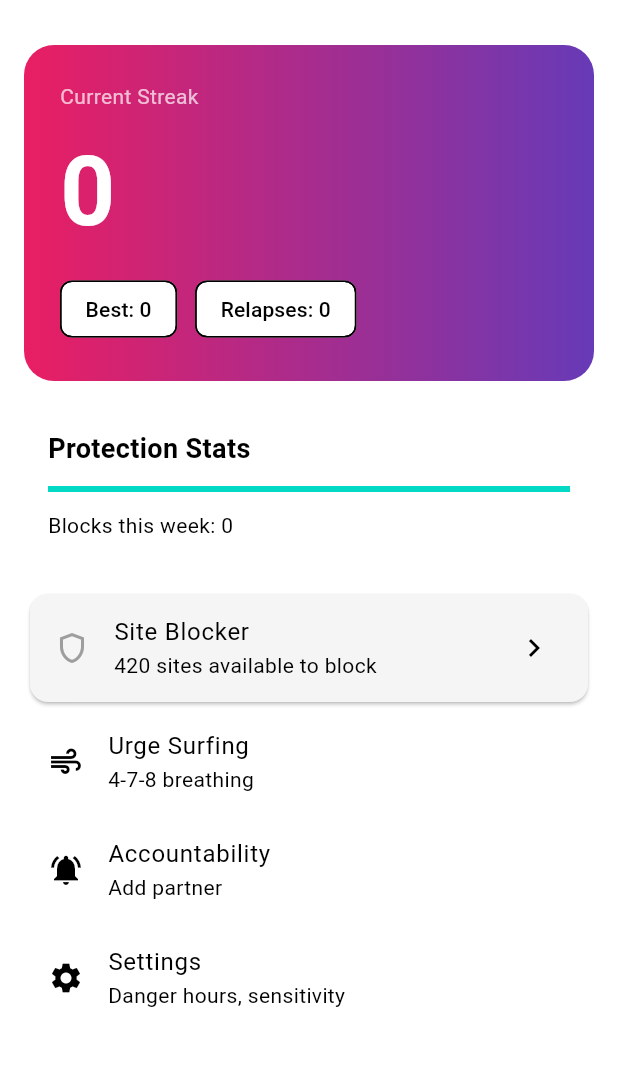
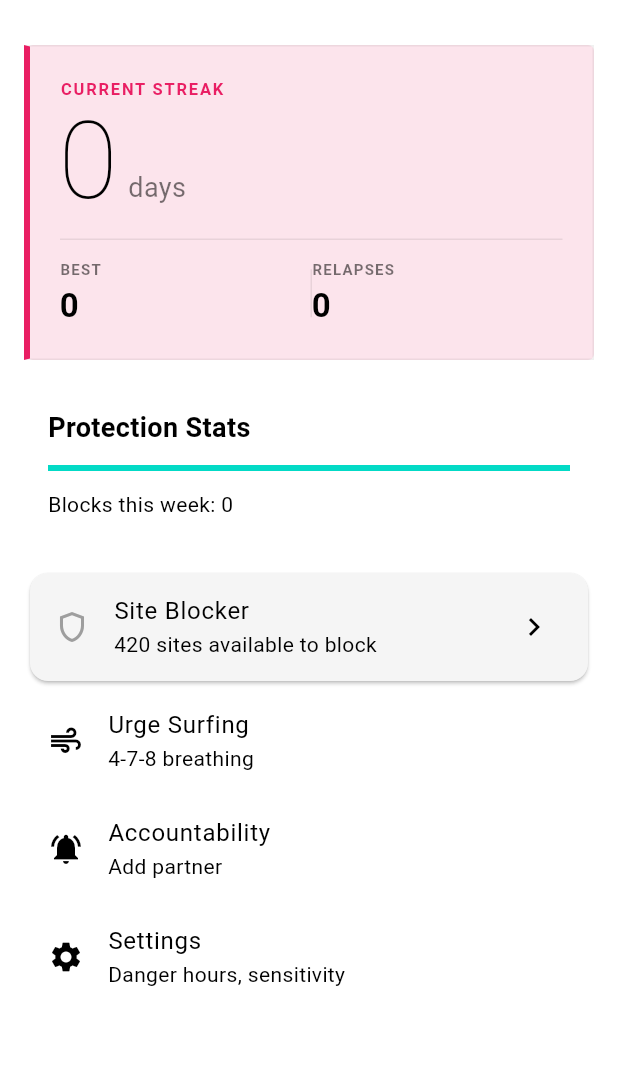
Before and after one commit to Unselfisheologism/man-wen, a Flutter app: the HomeScreen screen opened directly, on a phone screen of 412 x 824 dp, the part 63-1129 px from its top. Run offline on Flutter 3.47's test engine with Material 3 defaults, Android fonts, the phone set to English and light mode, and no system bars; our stand-ins replace shared_preferences; accounts and stored records are empty.

Commit message:
style(streak): flat Swiss-style surface, no gradient
The streak widget had a pink-to-purple LinearGradient which felt
2010s-app. Replaced with a flat editorial surface:

  - Flat #FCE4EC background (pink.shade50 equivalent, no gradient)
  - 4px solid left border in the primary color as a hierarchy rule
  - Editorial typography: small uppercase label, 72px thin weight
    number, 'days' suffix inline at baseline
  - Subtle 1px dividers between stat cells
  - Two stat cells (Best / Relapses) with uppercase micro-labels

Color choices are all in palette (primary pink + black tints), no
new colors introduced. Matches the rest of the app's flat-surface
design language.

First step in the broader UI pass; the user said 'no gradients'
as the rule of thumb for this round.

```diff
--- a/lib/widgets/streak_widget.dart
+++ b/lib/widgets/streak_widget.dart
@@ -1,29 +1,76 @@
 import 'package:flutter/material.dart';
 
+/// Big-number "Current Streak" display. Flat surface, no gradient —
+/// matches the rest of the app's design language. Big editorial
+/// typography, single accent rule on the left edge for hierarchy.
 class StreakWidget extends StatelessWidget {
   const StreakWidget({super.key});
 
   @override
   Widget build(BuildContext context) {
+    final color = Theme.of(context).colorScheme;
     return Container(
       margin: const EdgeInsets.symmetric(horizontal: 16),
-      padding: const EdgeInsets.all(24),
+      padding: const EdgeInsets.fromLTRB(20, 20, 20, 20),
       decoration: BoxDecoration(
-        gradient: LinearGradient(colors: [Colors.pink, Colors.deepPurple]),
-        borderRadius: BorderRadius.circular(20),
+        color: const Color(0xFFFCE4EC), // pink.shade50 equivalent, flat
+        borderRadius: BorderRadius.circular(4),
+        border: Border(
+          left: BorderSide(color: color.primary, width: 4),
+          top: BorderSide(color: Colors.black.withOpacity(0.06)),
+          right: BorderSide(color: Colors.black.withOpacity(0.06)),
+          bottom: BorderSide(color: Colors.black.withOpacity(0.06)),
+        ),
       ),
       child: Column(
         crossAxisAlignment: CrossAxisAlignment.start,
         children: [
-          const Text('Current Streak', style: TextStyle(color: Colors.white70, fontSize: 14)),
-          const SizedBox(height: 8),
-          const Text('0', style: TextStyle(color: Colors.white, fontSize: 64, fontWeight: FontWeight.bold)),
-          const SizedBox(height: 8),
+          Text(
+            'CURRENT STREAK',
+            style: TextStyle(
+              color: color.primary,
+              fontSize: 11,
+              fontWeight: FontWeight.w700,
+              letterSpacing: 1.2,
+            ),
+          ),
+          const SizedBox(height: 4),
+          Row(
+            crossAxisAlignment: CrossAxisAlignment.baseline,
+            textBaseline: TextBaseline.alphabetic,
+            children: [
+              const Text(
+                '0',
+                style: TextStyle(
+                  fontSize: 72,
+                  fontWeight: FontWeight.w200,
+                  height: 1,
+                  letterSpacing: -2,
+                ),
+              ),
+              const SizedBox(width: 8),
+              const Text(
+                'days',
+                style: TextStyle(
+                  fontSize: 18,
+                  fontWeight: FontWeight.w400,
+                  color: Colors.black54,
+                ),
+              ),
+            ],
+          ),
+          const SizedBox(height: 16),
+          Container(height: 1, color: Colors.black.withOpacity(0.08)),
+          const SizedBox(height: 12),
           Row(
             children: [
-              Chip(label: const Text('Best: 0'), backgroundColor: Colors.white24),
-              const SizedBox(width: 12),
-              Chip(label: const Text('Relapses: 0'), backgroundColor: Colors.white24),
+              Expanded(
+                child: _StatCell(label: 'Best', value: '0', context: context),
+              ),
+              Container(width: 1, height: 32, color: Colors.black.withOpacity(0.08)),
+              Expanded(
+                child: _StatCell(label: 'Relapses', value: '0', context: context),
+              ),
             ],
           ),
         ],
@@ -31,3 +78,37 @@ class StreakWidget extends StatelessWidget {
     );
   }
 }
+
+class _StatCell extends StatelessWidget {
+  final String label;
+  final String value;
+  final BuildContext context;
+  const _StatCell({required this.label, required this.value, required this.context});
+
+  @override
+  Widget build(BuildContext context) {
+    return Column(
+      crossAxisAlignment: CrossAxisAlignment.start,
+      children: [
+        Text(
+          label.toUpperCase(),
+          style: const TextStyle(
+            fontSize: 10,
+            fontWeight: FontWeight.w600,
+            letterSpacing: 0.8,
+            color: Colors.black54,
+          ),
+        ),
+        const SizedBox(height: 2),
+        Text(
+          value,
+          style: const TextStyle(
+            fontSize: 22,
+            fontWeight: FontWeight.w600,
+            letterSpacing: -0.5,
+          ),
+        ),
+      ],
+    );
+  }
+}
```
